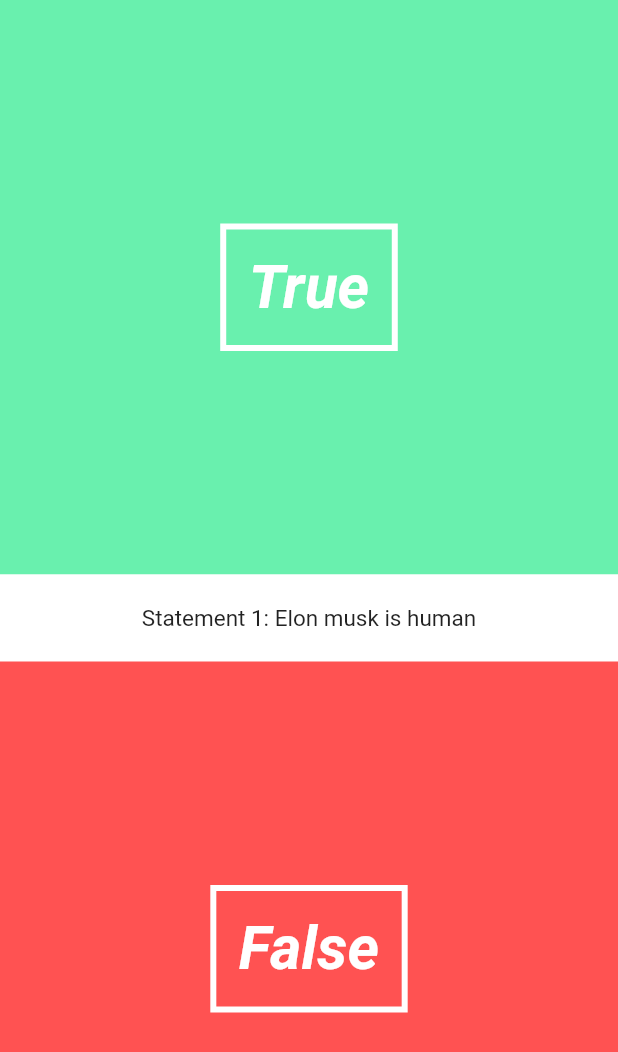
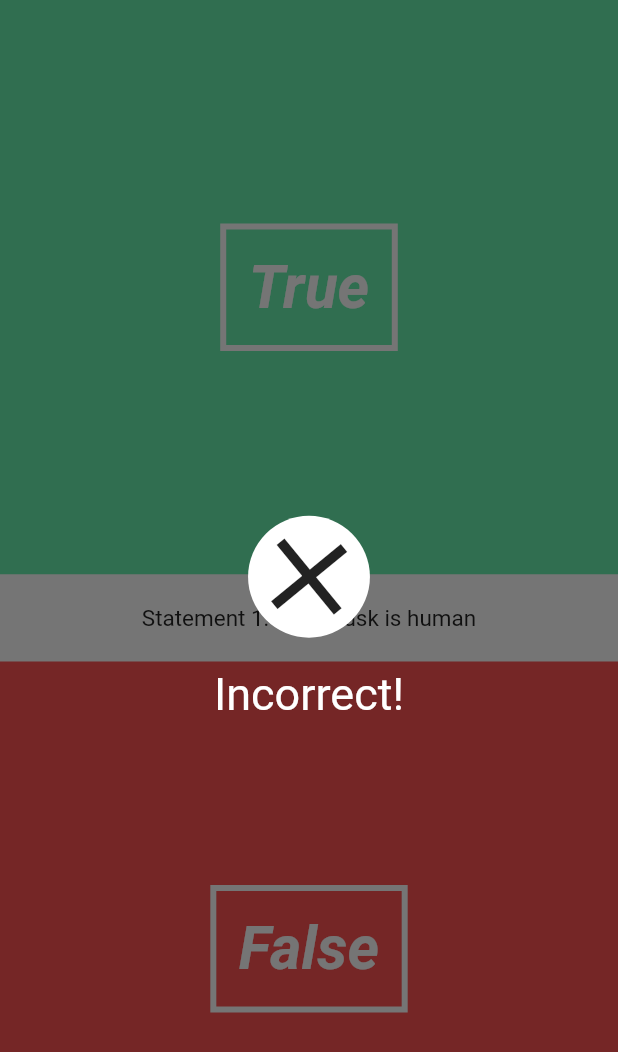
Before and after one commit to pebreo/flutter-quiz, a Flutter app: the screen it shows after launch, after a tap on "True", on a phone screen of 412 x 824 dp. Shown: the top 1052 px of the screen. Run offline on Flutter 3.47's test engine with Material 2 defaults, Android fonts, the phone set to English and light mode, and no system bars.

Commit message:
handle tap and show overlay

```diff
--- a/lib/pages/quiz_page.dart
+++ b/lib/pages/quiz_page.dart
@@ -41,6 +41,14 @@ class QuizPageState extends State<QuizPage> {
 
   }
 
+  void handleAnswer(bool answer) {
+    isCorrect = (currentQuestion.answer == answer);
+    quiz.answer(isCorrect);
+    this.setState(() {
+      showOverlay = true;
+    });
+  }
+
   @override
   Widget build(BuildContext context) {
     return new Stack(
@@ -49,12 +57,12 @@ class QuizPageState extends State<QuizPage> {
       children: <Widget>[
         new Column(// this is our main page
             children: <Widget>[
-              new AnswerButton(true, () => print('you answered true')),
+              new AnswerButton(true, () => handleAnswer(true)), // true button
               new QuestionText(questionText, questionNumber),
-              new AnswerButton(false, () => print('you answered false')),
+              new AnswerButton(false, () => handleAnswer(false)), // false button
           ]
         ),
-        showOverlay == true ? new CorrectWrongOverlay(false) : new Container(),
+        showOverlay == true ? new CorrectWrongOverlay(isCorrect) : new Container(),
       ],
     );
   }
```
